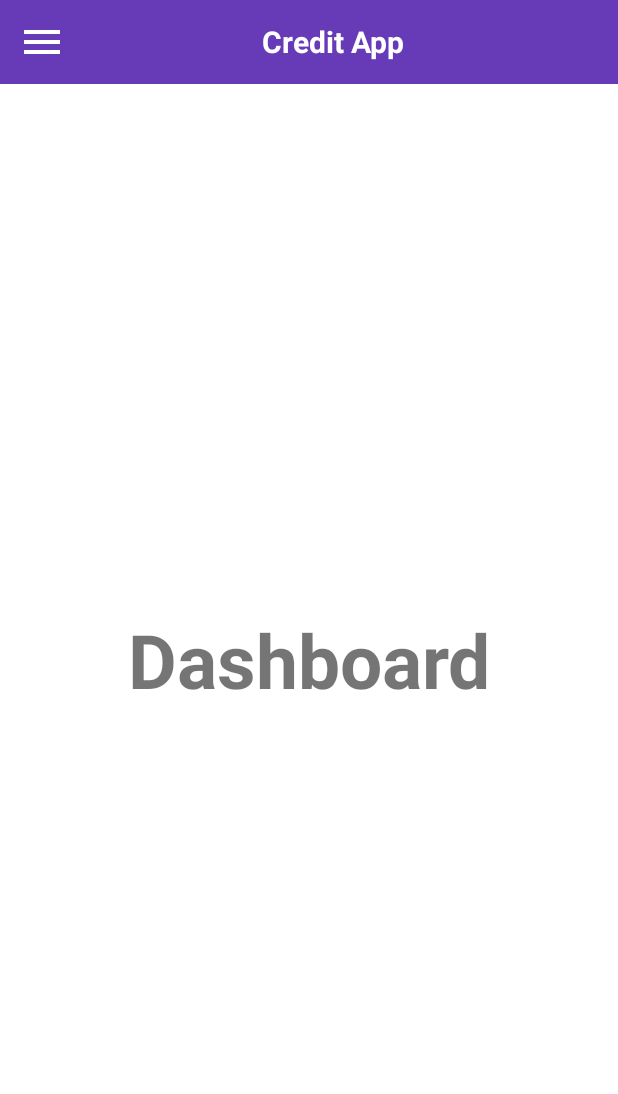
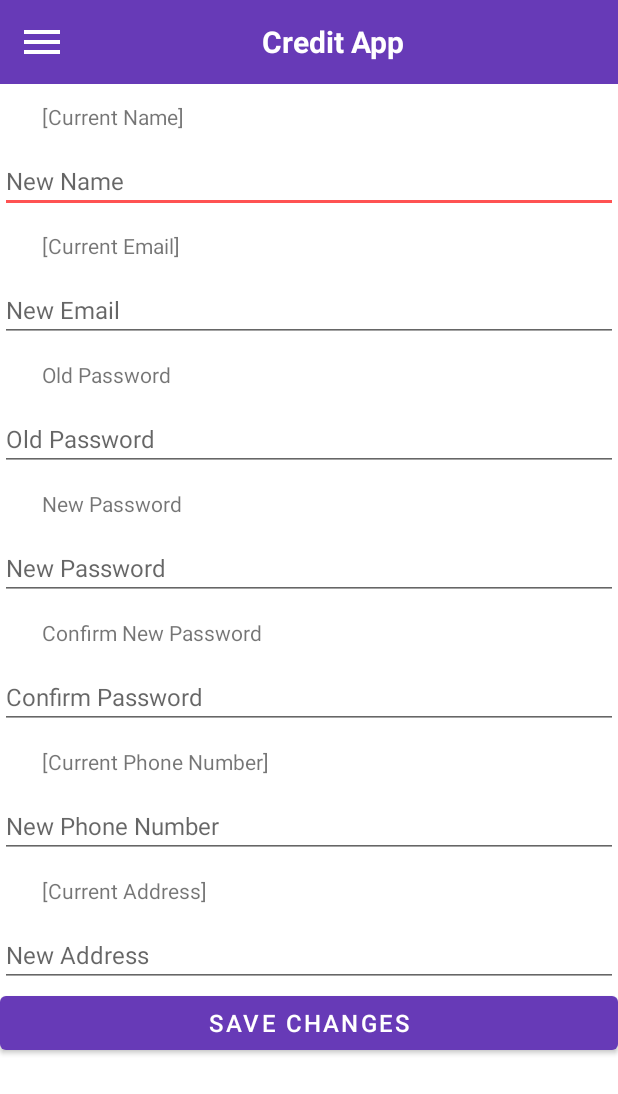
Before and after one commit to MrRobotdude/TPAAndroidDP, an Android app: the ProfileActivity screen opened directly, with no data from a screen before it, on a phone screen of 412 x 824 dp. Shown: the top 1094 px of the screen. Run offline under Robolectric (Android 15) with nearby library versions, the phone set to English and light mode, and no system bars.

Commit message:
TPA Android DP

```diff
--- a/CreditApp/app/src/main/java/com/dp201/creditapp/AboutUs.java
+++ b/CreditApp/app/src/main/java/com/dp201/creditapp/AboutUs.java
@@ -22,8 +22,8 @@ public class AboutUs extends AppCompatActivity {
         MainActivity.openDrawer(drawerLayout);
     }
 
-    public void ClickLogo(View view){
-        MainActivity.closeDrawer(drawerLayout);
+    public void ClickProfile(View view){
+        MainActivity.redirectActivity(this, ProfileActivity.class);
     }
 
     public void ClickHome(View view){
@@ -38,6 +38,8 @@ public class AboutUs extends AppCompatActivity {
         recreate();
     }
 
+    public void ClickSettings(View view){MainActivity.redirectActivity(this,SettingsActivity.class);}
+
     public void ClickLogout(View view){
         MainActivity.logout(this);
     }
--- a/CreditApp/app/src/main/java/com/dp201/creditapp/Dashboard.java
+++ b/CreditApp/app/src/main/java/com/dp201/creditapp/ProfileActivity.java
@@ -6,14 +6,14 @@ import androidx.drawerlayout.widget.DrawerLayout;
 import android.os.Bundle;
 import android.view.View;
 
-public class Dashboard extends AppCompatActivity {
+public class ProfileActivity extends AppCompatActivity {
 
     DrawerLayout drawerLayout;
 
     @Override
     protected void onCreate(Bundle savedInstanceState) {
         super.onCreate(savedInstanceState);
-        setContentView(R.layout.activity_dashboard);
+        setContentView(R.layout.activity_profile);
 
         drawerLayout = findViewById(R.id.drawer_layout);
     }
@@ -22,21 +22,23 @@ public class Dashboard extends AppCompatActivity {
         MainActivity.openDrawer(drawerLayout);
     }
 
-    public void ClickLogo(View view){
-        MainActivity.closeDrawer(drawerLayout);
+    public void ClickProfile(View view){
+        recreate();
     }
 
     public void ClickHome(View view){
         MainActivity.redirectActivity(this, MainActivity.class);
     }
 
-    public void ClickDashboard(View view){
-        recreate();
+    public void ClickCalendar(View view){
+        MainActivity.redirectActivity(this,CalendarActivity.class);
     }
 
     public void ClickAboutUs(View view){
         MainActivity.redirectActivity(this,AboutUs.class);
     }
+
+    public void ClickSettings(View view){MainActivity.redirectActivity(this,SettingsActivity.class);}
 
     public void ClickLogout(View view){
         MainActivity.logout(this);
@@ -47,4 +49,7 @@ public class Dashboard extends AppCompatActivity {
 
         MainActivity.closeDrawer(drawerLayout);
     }
+
+    public void ClickSaveChanges(View view) {
+    }
 }
--- a/CreditApp/app/src/main/res/layout/activity_dashboard.xml
+++ /dev/null
@@ -1,38 +0,0 @@
-<?xml version="1.0" encoding="utf-8"?>
-<androidx.drawerlayout.widget.DrawerLayout xmlns:android="http://schemas.android.com/apk/res/android"
-    xmlns:tools="http://schemas.android.com/tools"
-    android:layout_width="match_parent"
-    android:layout_height="match_parent"
-    android:id="@+id/drawer_layout"
-    tools:context=".Dashboard">
-
-    <LinearLayout
-        android:layout_height="match_parent"
-        android:layout_width="match_parent"
-        android:orientation="vertical">
-
-        <include
-            layout="@layout/main_toolbar"/>
-
-        <TextView
-            android:layout_width="match_parent"
-            android:layout_height="match_parent"
-            android:text="Dashboard"
-            android:textSize="50sp"
-            android:textStyle="bold"
-            android:gravity="center"/>
-
-    </LinearLayout>
-
-    <RelativeLayout
-        android:layout_width="300dp"
-        android:layout_height="match_parent"
-        android:layout_gravity="start"
-        android:background="@android:color/white">
-
-        <include
-            layout="@layout/main_nav_drawer"/>
-
-    </RelativeLayout>
-
-</androidx.drawerlayout.widget.DrawerLayout>
--- /dev/null
+++ b/CreditApp/app/src/main/res/layout/activity_profile.xml
@@ -0,0 +1,237 @@
+<?xml version="1.0" encoding="utf-8"?>
+<androidx.drawerlayout.widget.DrawerLayout xmlns:app="http://schemas.android.com/apk/res-auto"
+    xmlns:tools="http://schemas.android.com/tools"
+    xmlns:android="http://schemas.android.com/apk/res/android"
+    android:layout_width="match_parent"
+    android:layout_height="match_parent"
+    android:id="@+id/drawer_layout"
+    tools:context=".ProfileActivity">
+
+    <LinearLayout
+        android:layout_height="match_parent"
+        android:layout_width="match_parent"
+        android:orientation="vertical">
+
+        <include
+            layout="@layout/main_toolbar"/>
+
+        <LinearLayout
+        android:layout_width="match_parent"
+        android:layout_height="wrap_content"
+        android:orientation="horizontal">
+
+            <TextView
+                android:layout_width="0dp"
+                android:layout_height="wrap_content"
+                android:layout_weight="1"
+                android:text="[Current Name]"
+                android:padding="12dp"
+                android:layout_marginStart="16dp"/>
+        </LinearLayout>
+
+        <LinearLayout
+            android:layout_width="match_parent"
+            android:layout_height="wrap_content"
+            android:orientation="horizontal">
+
+            <EditText
+                android:id="@+id/input_name"
+                android:layout_width="match_parent"
+                android:layout_height="wrap_content"
+                android:hint="New Name"
+                android:inputType="textPersonName"
+                android:textSize="16sp" />
+        </LinearLayout>
+
+        <LinearLayout
+            android:layout_width="match_parent"
+            android:layout_height="wrap_content"
+            android:orientation="horizontal">
+
+            <TextView
+                android:layout_width="0dp"
+                android:layout_height="wrap_content"
+                android:layout_weight="1"
+                android:text="[Current Email]"
+                android:padding="12dp"
+                android:layout_marginStart="16dp"/>
+        </LinearLayout>
+
+        <LinearLayout
+            android:layout_width="match_parent"
+            android:layout_height="wrap_content"
+            android:orientation="horizontal">
+
+            <EditText
+                android:id="@+id/input_email"
+                android:layout_width="match_parent"
+                android:layout_height="wrap_content"
+                android:hint="New Email"
+                android:inputType="textEmailAddress"
+                android:textSize="16sp" />
+        </LinearLayout>
+
+        <LinearLayout
+            android:layout_width="match_parent"
+            android:layout_height="wrap_content"
+            android:orientation="horizontal">
+
+            <TextView
+                android:layout_width="0dp"
+                android:layout_height="wrap_content"
+                android:layout_weight="1"
+                android:text="Old Password"
+                android:padding="12dp"
+                android:layout_marginStart="16dp"/>
+        </LinearLayout>
+
+        <LinearLayout
+            android:layout_width="match_parent"
+            android:layout_height="wrap_content"
+            android:orientation="horizontal">
+
+            <EditText
+                android:id="@+id/input_old_password"
+                android:layout_width="match_parent"
+                android:layout_height="wrap_content"
+                android:hint="Old Password"
+                android:inputType="textPassword"
+                android:textSize="16sp" />
+        </LinearLayout>
+
+        <LinearLayout
+            android:layout_width="match_parent"
+            android:layout_height="wrap_content"
+            android:orientation="horizontal">
+
+            <TextView
+                android:layout_width="0dp"
+                android:layout_height="wrap_content"
+                android:layout_weight="1"
+                android:text="New Password"
+                android:padding="12dp"
+                android:layout_marginStart="16dp"/>
+        </LinearLayout>
+
+        <LinearLayout
+            android:layout_width="match_parent"
+            android:layout_height="wrap_content"
+            android:orientation="horizontal">
+
+            <EditText
+                android:id="@+id/input_new_password"
+                android:layout_width="match_parent"
+                android:layout_height="wrap_content"
+                android:hint="New Password"
+                android:inputType="textPassword"
+                android:textSize="16sp" />
+        </LinearLayout>
+
+        <LinearLayout
+            android:layout_width="match_parent"
+            android:layout_height="wrap_content"
+            android:orientation="horizontal">
+
+            <TextView
+                android:layout_width="0dp"
+                android:layout_height="wrap_content"
+                android:layout_weight="1"
+                android:text="Confirm New Password"
+                android:padding="12dp"
+                android:layout_marginStart="16dp"/>
+        </LinearLayout>
+
+        <LinearLayout
+            android:layout_width="match_parent"
+            android:layout_height="wrap_content"
+            android:orientation="horizontal">
+
+            <EditText
+                android:id="@+id/input_confirm_password"
+                android:layout_width="match_parent"
+                android:layout_height="wrap_content"
+                android:hint="Confirm Password"
+                android:inputType="textPassword"
+                android:textSize="16sp" />
+        </LinearLayout>
+
+        <LinearLayout
+            android:layout_width="match_parent"
+            android:layout_height="wrap_content"
+            android:orientation="horizontal">
+
+            <TextView
+                android:layout_width="0dp"
+                android:layout_height="wrap_content"
+                android:layout_weight="1"
+                android:text="[Current Phone Number]"
+                android:padding="12dp"
+                android:layout_marginStart="16dp"/>
+        </LinearLayout>
+
+        <LinearLayout
+            android:layout_width="match_parent"
+            android:layout_height="wrap_content"
+            android:orientation="horizontal">
+
+            <EditText
+                android:id="@+id/input_phone_number"
+                android:layout_width="match_parent"
+                android:layout_height="wrap_content"
+                android:hint="New Phone Number"
+                android:inputType="text|number"
+                android:textSize="16sp" />
+        </LinearLayout>
+
+        <LinearLayout
+            android:layout_width="match_parent"
+            android:layout_height="wrap_content"
+            android:orientation="horizontal">
+
+            <TextView
+                android:layout_width="0dp"
+                android:layout_height="wrap_content"
+                android:layout_weight="1"
+                android:text="[Current Address]"
+                android:padding="12dp"
+                android:layout_marginStart="16dp"/>
+        </LinearLayout>
+
+        <LinearLayout
+            android:layout_width="match_parent"
+            android:layout_height="wrap_content"
+            android:orientation="horizontal">
+
+            <EditText
+                android:id="@+id/input_address"
+                android:layout_width="match_parent"
+                android:layout_height="wrap_content"
+                android:hint="New Address"
+                android:inputType="text"
+                android:textSize="16sp" />
+        </LinearLayout>
+
+        <Button
+
+            android:id="@+id/save_button"
+            android:layout_width="match_parent"
+            android:layout_height="wrap_content"
+            android:onClick="ClickSaveChanges"
+            android:text="Save Changes"
+            android:textAllCaps="true"
+            android:textSize="16sp" />
+
+    </LinearLayout>
+
+
+
+    <RelativeLayout
+        android:layout_width="300dp"
+        android:layout_height="match_parent"
+        android:layout_gravity="start">
+
+        <include
+            layout="@layout/main_nav_drawer"/>
+    </RelativeLayout>
+
+</androidx.drawerlayout.widget.DrawerLayout>
--- a/CreditApp/app/src/main/res/layout/main_nav_drawer.xml
+++ b/CreditApp/app/src/main/res/layout/main_nav_drawer.xml
@@ -17,7 +17,7 @@
             android:layout_width="match_parent"
             android:layout_height="120dp"
             android:layout_margin="16dp"
-            android:onClick="ClickLogo"
+            android:onClick="ClickProfile"
             android:src="@drawable/ic_profile_picture"/>
 
         <TextView
```
Also changed, not shown: CreditApp/app/src/main/AndroidManifest.xml (+7 -5 lines), CreditApp/app/src/main/java/com/dp201/creditapp/CalendarActivity.java (+5 -3 lines), CreditApp/app/src/main/java/com/dp201/creditapp/LoginActivity.java (added, +18 -0 lines), CreditApp/app/src/main/java/com/dp201/creditapp/MainActivity.java (+7 -2 lines), CreditApp/app/src/main/java/com/dp201/creditapp/SettingsActivity.java (+38 -0 lines), CreditApp/app/src/main/res/layout/activity_login.xml (added, +76 -0 lines), CreditApp/app/src/main/res/layout/activity_main.xml (+8 -6 lines).
